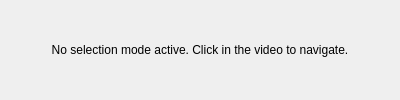
Old version of the form src/WhiskerToolbox/Media_Widget/MediaMask_Widget/SelectionWidgets/MaskNoneSelectionWidget.ui in the repository paulmthompson/WhiskerToolbox.
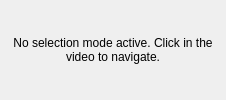
New version of the form.

Commit message: Improve some UI for media widget

Patch:
```diff
--- a/src/WhiskerToolbox/Media_Widget/MediaMask_Widget/SelectionWidgets/MaskNoneSelectionWidget.ui
+++ b/src/WhiskerToolbox/Media_Widget/MediaMask_Widget/SelectionWidgets/MaskNoneSelectionWidget.ui
@@ -6,7 +6,7 @@
    <rect>
     <x>0</x>
     <y>0</y>
-    <width>400</width>
+    <width>226</width>
     <height>100</height>
    </rect>
   </property>
```
Left out of the diff: 8 changed lines with no effect on the pictures. The commit also changes 5 other files.
